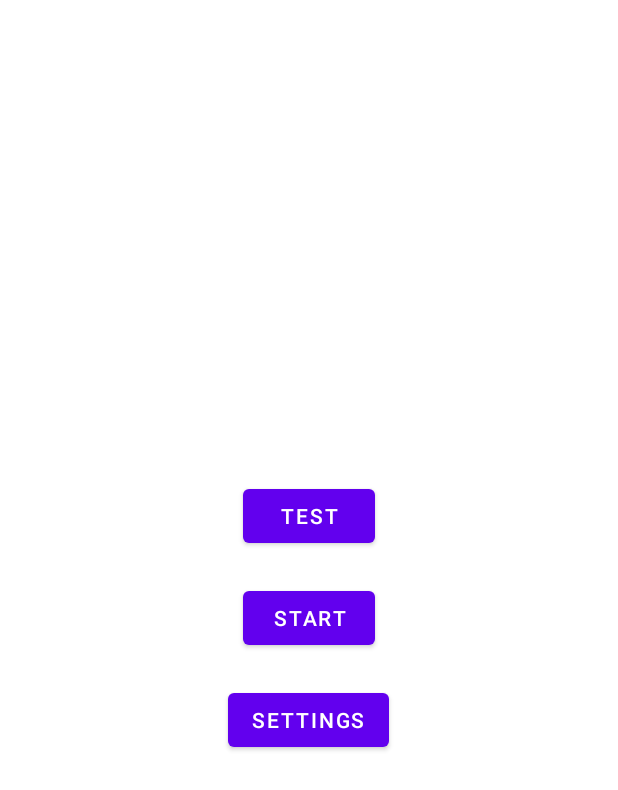
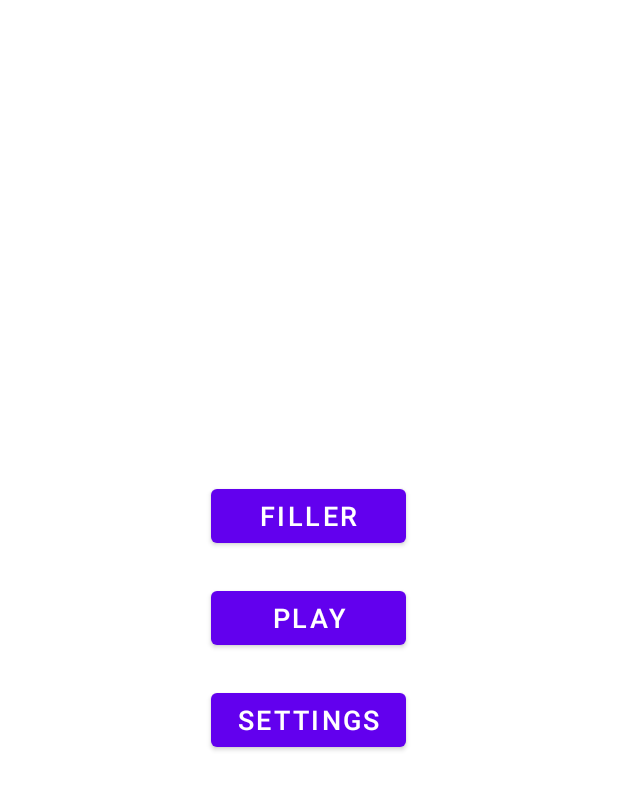
Before and after one commit to speedytman/Memory_Game, an Android app: the screen it shows after launch (HomeActivity), on a phone screen of 412 x 824 dp. Shown: the top 790 px of the screen. Run offline under Robolectric (Android 15) with nearby library versions, the phone set to English and light mode, and no system bars.

Commit message:
Adjusted home screen buttons, added button names to strings file, and added place holder onClick methods to HomeActivity

```diff
--- a/app/src/main/java/com/example/memorygame/HomeActivity.java
+++ b/app/src/main/java/com/example/memorygame/HomeActivity.java
@@ -25,8 +25,17 @@ public class HomeActivity extends AppCompatActivity {
                         | View.SYSTEM_UI_FLAG_FULLSCREEN);
     }
 
-    public void onStartButtonClick(View view){
+    public void onFillerButtonClick(View view){
+
+    }
+
+    public void onPlayButtonClick(View view){
         Intent intent = new Intent(this, MainActivity.class);
         startActivity(intent);
     }
+
+    public void onSettingsButtonClick(View view){
+
+    }
+
 }
--- a/app/src/main/java/com/example/memorygame/MainActivity.java
+++ b/app/src/main/java/com/example/memorygame/MainActivity.java
@@ -98,6 +98,7 @@ public class MainActivity extends AppCompatActivity {
     public void onClickStart(View view)
     {
         isRunning = true;
+        runTimer();
     }
 
     public void onClickStop(View view)
@@ -167,7 +168,7 @@ public class MainActivity extends AppCompatActivity {
         isRunning = false;
         secs = 0;
 
-
+        startGame();
     }
 
     public void onCardClick(View view) {
--- a/app/src/main/res/layout/activity_home.xml
+++ b/app/src/main/res/layout/activity_home.xml
@@ -9,27 +9,30 @@
     tools:context=".HomeActivity">
 
     <Button
-        android:id="@+id/test_button"
-        android:layout_width="wrap_content"
+        android:id="@+id/filler_button"
+        android:layout_width="130dp"
         android:layout_height="wrap_content"
-        android:onClick="onStartButtonClick"
-        android:text="test" />
+        android:onClick="onFillerButtonClick"
+        android:text="Filler"
+        android:textSize="18sp"/>
     <Button
-        android:id="@+id/start_button"
-        android:layout_width="wrap_content"
+        android:id="@+id/play_button"
+        android:layout_width="130dp"
         android:layout_height="wrap_content"
         android:layout_marginTop="20dp"
         android:layout_marginBottom="20dp"
-        android:onClick="onStartButtonClick"
-        android:text="@string/home_start"
-        app:layout_constraintTop_toBottomOf="@id/test_button"
+        android:onClick="onPlayButtonClick"
+        android:text="@string/home_play"
+        android:textSize="18sp"
+        app:layout_constraintTop_toBottomOf="@id/filler_button"
         />
     <Button
         android:id="@+id/settings_button"
-        android:layout_width="wrap_content"
+        android:layout_width="130dp"
         android:layout_height="wrap_content"
-        android:onClick="onStartButtonClick"
-        android:text="Settings"
+        android:onClick="onSettingsButtonClick"
+        android:text="@string/home_settings"
+        android:textSize="18sp"
         app:layout_constraintTop_toBottomOf="@id/start_button"/>
 
 </LinearLayout>
--- a/app/src/main/res/values/strings.xml
+++ b/app/src/main/res/values/strings.xml
@@ -5,5 +5,6 @@
     <string name="start">Start</string>
     <string name="stop">Stop</string>
     <string name="reset">Reset</string>
-    <string name="home_start">Start</string>
+    <string name="home_play">Play</string>
+    <string name="home_settings">Settings</string>
 </resources>
```
